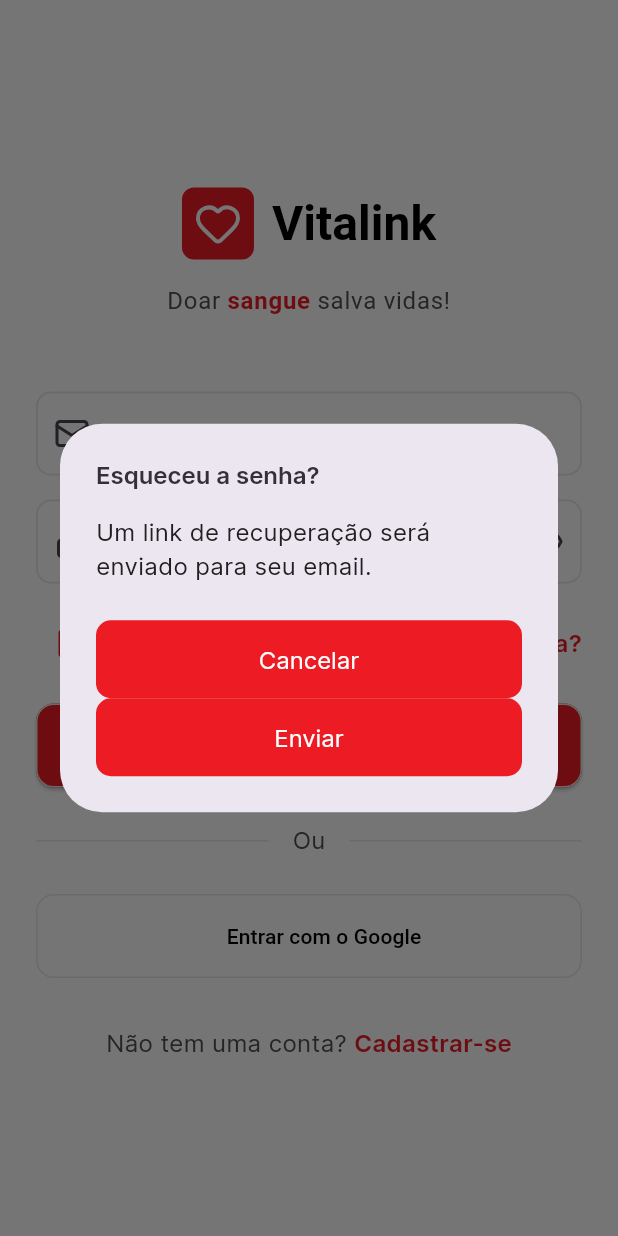
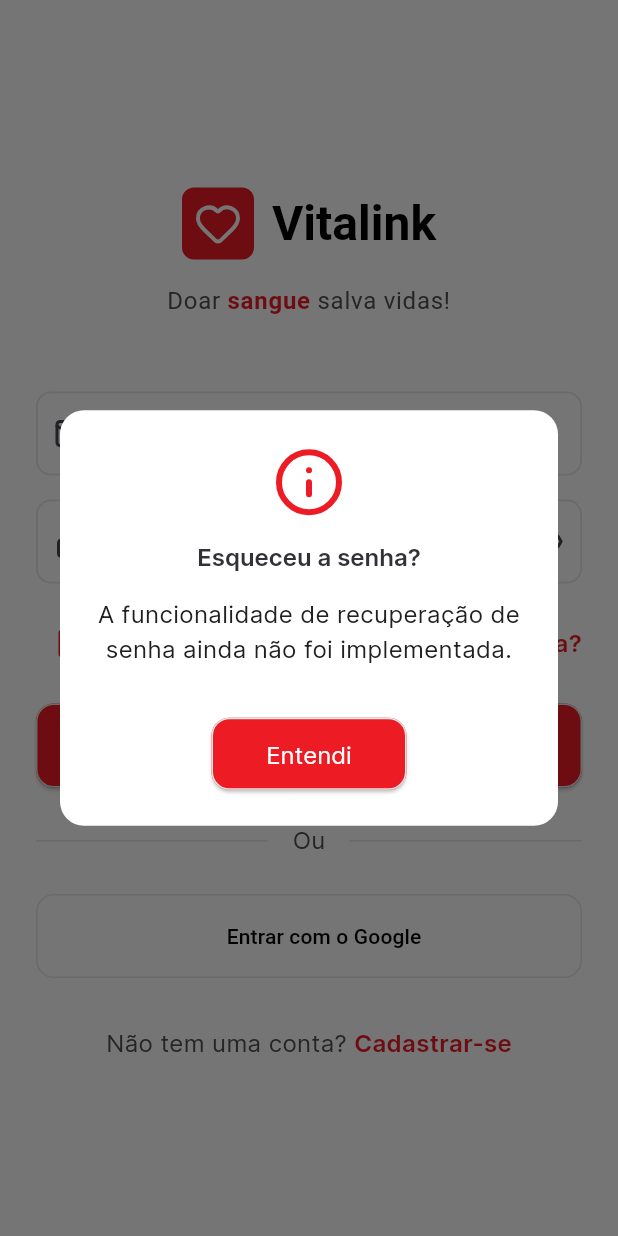
Before and after one commit to Murilo-Carazato/vitalink, a Flutter app: the AuthScreen screen opened by its route, after a tap on "Esqueceu a senha?", on a phone screen of 412 x 824 dp. Run offline on Flutter 3.47's test engine with Material 3 defaults, Android fonts, the phone set to English and light mode, and no system bars; our stand-ins replace brasil_fields, carousel_slider, firebase_core, firebase_messaging, geolocator, introduction_screen and 4 more; accounts and stored records are empty; network calls fail; statements that could not run were skipped; project files that could hold a hidden picture were left out.

Commit message:
refactor(auth): usar custom_dialog para esqueci a senha

```diff
--- a/mobile/lib/src/pages/auth.dart
+++ b/mobile/lib/src/pages/auth.dart
@@ -3,6 +3,7 @@ import 'package:lucide_icons/lucide_icons.dart';
 import 'package:provider/provider.dart';
 import 'package:vitalink/services/stores/auth_store.dart';
 import 'package:vitalink/styles.dart';
+import 'package:vitalink/src/components/custom_dialog.dart';
 
 class AuthScreen extends StatefulWidget {
   const AuthScreen({super.key});
@@ -107,32 +108,19 @@ class _AuthScreenState extends State<AuthScreen> with SingleTickerProviderStateM
     );
   }
 
-  void _handleForgotPassword() {
+  void _handleForgotPassword() async {
     // Implementar esqueci a senha
-    showDialog(
+    await showCustomDialog(
       context: context,
-      builder: (context) => AlertDialog(
-        title: const Text('Esqueceu a senha?'),
-        content: const Text('Um link de recuperação será enviado para seu email.'),
-        actions: [
-          TextButton(
-            onPressed: () => Navigator.pop(context),
-            child: const Text('Cancelar'),
-          ),
-          TextButton(
-            onPressed: () {
-              Navigator.pop(context);
-              ScaffoldMessenger.of(context).showSnackBar(
-                const SnackBar(
-                  content: Text('Link de recuperação enviado!'),
-                  backgroundColor: Styles.green,
-                ),
-              );
-            },
-            child: const Text('Enviar'),
-          ),
-        ],
-      ),
+      title: 'Esqueceu a senha?',
+      content:
+          'A funcionalidade de recuperação de senha ainda não foi implementada.',
+      confirmText: 'Entendi',
+      cancelText: '', // No cancel button
+      icon: LucideIcons.info,
+      onConfirm: () {
+        Navigator.of(context).pop();
+      },
     );
   }
 
```
